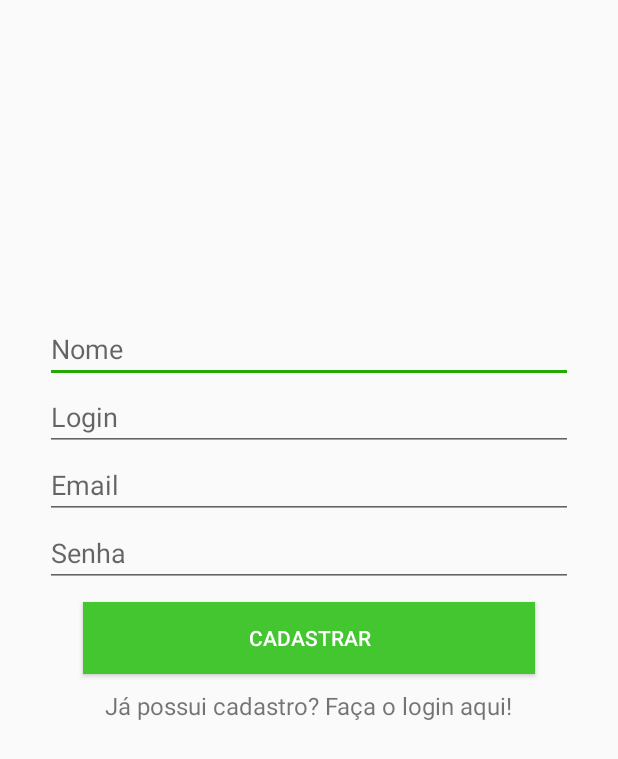
After one commit to HelpVeg/HelpVegApp, an Android app: the layout activity_register.xml on its own in the app's theme, with its tools: preview values and no code run, on a phone screen of 412 x 824 dp. The commit adds this screen. Shown: the top 759 px of the screen. Run offline under Robolectric (Android 15) with nearby library versions, the phone set to English and light mode, and no system bars.

Commit message:
Adicionar tela de cadastro
Adicionar tela de cadastro
Modificar strings, cores do app

```diff
--- a/app/src/main/AndroidManifest.xml
+++ b/app/src/main/AndroidManifest.xml
@@ -16,6 +16,7 @@
                 <category android:name="android.intent.category.LAUNCHER" />
             </intent-filter>
         </activity>
+        <activity android:name=".user.gui.RegisterActivity"></activity>
     </application>
 
 </manifest>
--- /dev/null
+++ b/app/src/main/java/mpoo/bsi/ufrpe/helpvegapp/user/gui/RegisterActivity.java
@@ -0,0 +1,13 @@
+package mpoo.bsi.ufrpe.helpvegapp.user.gui;
+
+import android.support.v7.app.AppCompatActivity;
+import android.os.Bundle;
+
+public class RegisterActivity extends AppCompatActivity {
+
+    @Override
+    protected void onCreate(Bundle savedInstanceState) {
+        super.onCreate(savedInstanceState);
+        setContentView(R.layout.activity_register);
+    }
+}
--- a/app/src/main/res/layout/activity_login.xml
+++ b/app/src/main/res/layout/activity_login.xml
@@ -14,7 +14,8 @@
         android:layout_marginTop="235dp"
         android:layout_marginLeft="30dp"
         android:layout_marginRight="30dp"
-        android:textSize="20sp"/>
+        android:textSize="20sp"
+        android:textColor="@color/colorTextSecond" />
 
     <EditText
         android:layout_width="match_parent"
@@ -27,7 +28,8 @@
         android:text="@string/senha"
         android:layout_marginLeft="30dp"
         android:layout_marginRight="30dp"
-        android:textSize="20sp"/>
+        android:textSize="20sp"
+        android:textColor="@color/colorTextSecond"/>
     <EditText
         android:layout_width="match_parent"
         android:layout_height="wrap_content"
@@ -36,7 +38,7 @@
     <Button
         android:layout_width="match_parent"
         android:layout_height="wrap_content"
-        android:textColor="@color/colorTextWhite"
+        android:textColor="@color/colorTextPrimary"
         android:text="@string/btnLogin"
         android:background="@color/colorPrimary"
         android:layout_gravity="center"
@@ -47,7 +49,7 @@
         android:layout_width="match_parent"
         android:layout_height="wrap_content"
         android:text="@string/btnCadastroLogin"
-        android:textColor="@color/colorTextWhite"
+        android:textColor="@color/colorTextPrimary"
         android:background="@color/colorPrimary"
         android:layout_gravity="center"
         android:layout_marginTop="10dp"
--- /dev/null
+++ b/app/src/main/res/layout/activity_register.xml
@@ -0,0 +1,56 @@
+<?xml version="1.0" encoding="utf-8"?>
+<LinearLayout xmlns:android="http://schemas.android.com/apk/res/android"
+    xmlns:app="http://schemas.android.com/apk/res-auto"
+    xmlns:tools="http://schemas.android.com/tools"
+    android:orientation="vertical"
+    android:layout_width="match_parent"
+    android:layout_height="match_parent"
+    android:layout_marginRight="30dp"
+    android:layout_marginLeft="30dp"
+    tools:context="mpoo.bsi.ufrpe.helpvegapp.user.gui.RegisterActivity">
+
+    <EditText
+        android:layout_width="match_parent"
+        android:layout_height="wrap_content"
+        android:layout_marginTop="210dp"
+        android:hint="@string/nome"/>
+
+    <EditText
+        android:layout_width="match_parent"
+        android:layout_height="wrap_content"
+        android:hint="@string/login"/>
+
+    <EditText
+        android:layout_width="match_parent"
+        android:layout_height="wrap_content"
+        android:hint="@string/email"/>
+
+
+    <EditText
+        android:layout_width="match_parent"
+        android:layout_height="wrap_content"
+        android:hint="@string/senha"/>
+
+    <Button
+        android:layout_width="match_parent"
+        android:layout_height="wrap_content"
+        android:background="@color/colorPrimary"
+        android:text="@string/btnCadastro"
+        android:textColor="@color/colorTextPrimary"
+        android:layout_marginTop="10dp"
+        android:layout_marginLeft="25dp"
+        android:layout_marginRight="25dp"/>
+
+    <TextView
+        android:layout_width="wrap_content"
+        android:layout_height="wrap_content"
+        android:clickable="true"
+        android:focusable="true"
+        android:layout_gravity="center"
+        android:text="@string/navLogin"
+        android:layout_marginTop="10dp"
+        android:textSize="16sp" />
+
+    <!-- android:onClick="navLogin"-->
+
+</LinearLayout>
--- a/app/src/main/res/values/colors.xml
+++ b/app/src/main/res/values/colors.xml
@@ -3,6 +3,6 @@
     <color name="colorPrimary">#43c62f</color>
     <color name="colorPrimaryDark">#1fbe07</color>
     <color name="colorAccent">#22a903</color>
-    <color name="colorTextWhite">#FFFFFF</color>
-    <color name="colorTextBlack">#000000</color>
+    <color name="colorTextPrimary">#FFFFFF</color>
+    <color name="colorTextSecond">#504f4f</color>
 </resources>
--- a/app/src/main/res/values/strings.xml
+++ b/app/src/main/res/values/strings.xml
@@ -2,6 +2,11 @@
     <string name="app_name">HelpVeg</string>
     <string name="login">Login</string>
     <string name="senha">Senha</string>
+    <string name="nome">Nome</string>
+    <string name="email">Email</string>
+
+    <string name="btnCadastro">Cadastrar</string>
+    <string name="btnCadastroLogin">Cadastrar-se</string>
     <string name="btnLogin">Entrar</string>
-    <string name="btnCadastroLogin">Cadastrar-se</string>
+    <string name="navLogin">Já possui cadastro? Faça o login aqui!</string>
 </resources>
```
